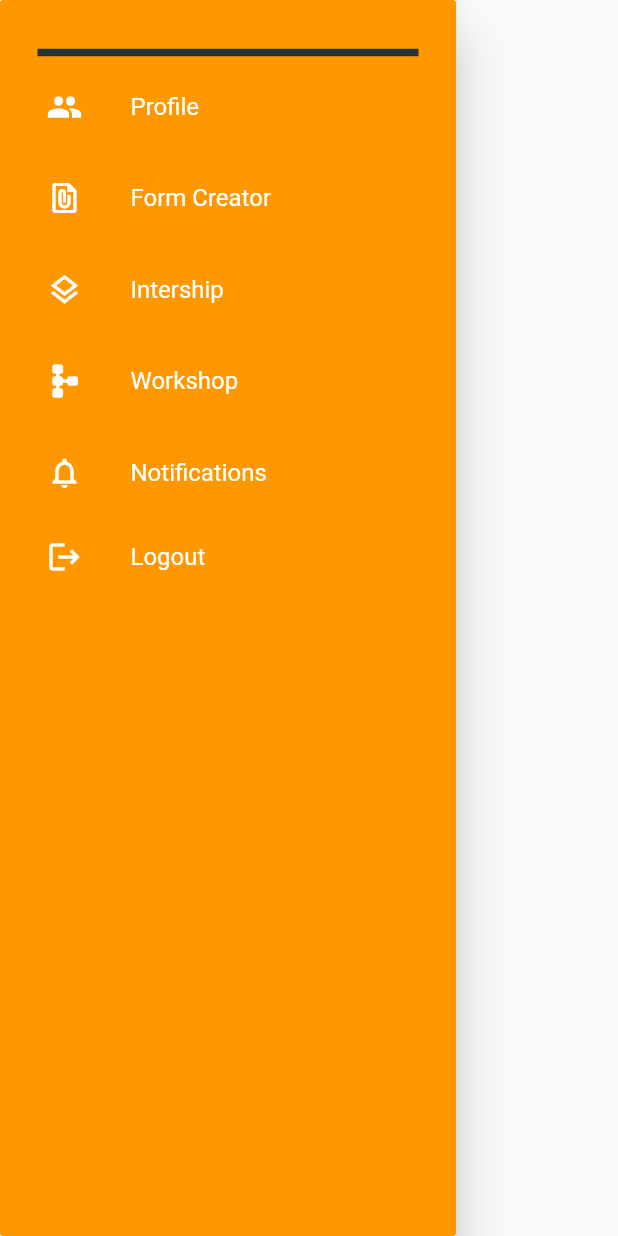
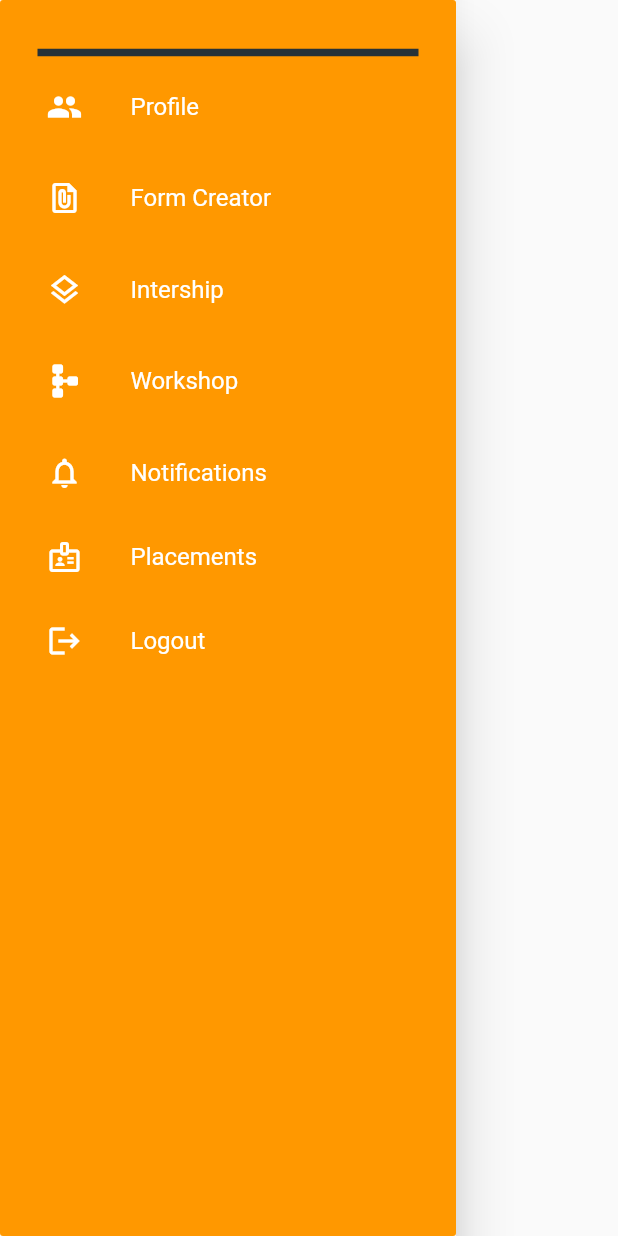
Before and after one commit to DANUSHRAJ/Placement_PA_TPO, a Flutter app: the DrawerFb1 widget shown alone on an empty page, opened directly, on a phone screen of 412 x 824 dp. Run offline on Flutter 3.47's test engine with Material 2 defaults, Android fonts, the phone set to English and light mode, and no system bars; our stand-ins replace animated_text_kit, dio, draggable_home, fl_chart, flutter_advanced_switch, flutter_easyloading and 10 more; missing offline and left inert: direct_select, onesignal_flutter, slide_digital_clock; network calls fail; project files that could hold a hidden picture were left out.

Commit message:
update status work completed

```diff
--- a/lib/Home_screen.dart
+++ b/lib/Home_screen.dart
@@ -451,11 +451,18 @@ class DrawerFb1 extends StatelessWidget {
                   icon: Icons.schema_rounded,
                   onClicked: () => selectedItem(context, 3),
                 ),
+
                 const SizedBox(height: 5),
                 MenuItem(
                   text: 'Notifications',
                   icon: Icons.notifications_outlined,
                   onClicked: () => selectedItem(context, 4),
+                ),
+
+                MenuItem(
+                  text: 'Placements',
+                  icon: Icons.badge_outlined,
+                  onClicked: () => selectedItem(context, 5),
                 ),
 
                 Align(
```
